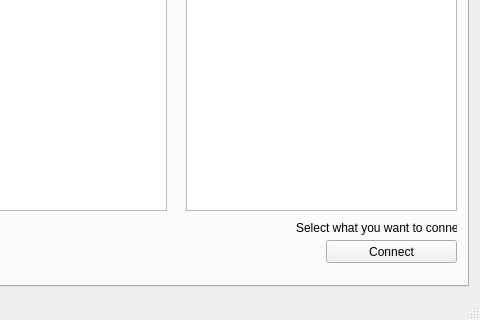
hrafnhildurs/skil3, file mainwindow.ui: the form before one commit; both pictures show x 127 to 607 and y 304 to 624 of the 607 by 624 pixel window.
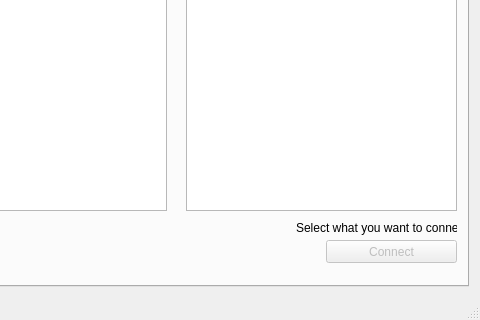
The form after the commit. The open tabs and pages were chosen to show the change.

Diff of the .ui file:
```diff
--- a/mainwindow.ui
+++ b/mainwindow.ui
@@ -759,6 +759,9 @@
         <string>Add relations</string>
        </attribute>
        <widget class="QPushButton" name="pushButton_10">
+        <property name="enabled">
+         <bool>false</bool>
+        </property>
         <property name="geometry">
          <rect>
           <x>440</x>
```
Left out of the diff: 14 changed lines with no effect on the pictures.
